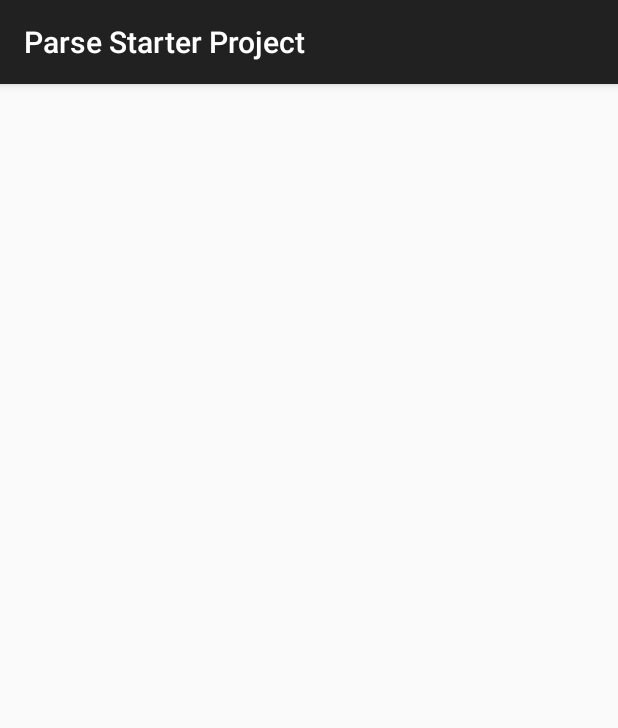
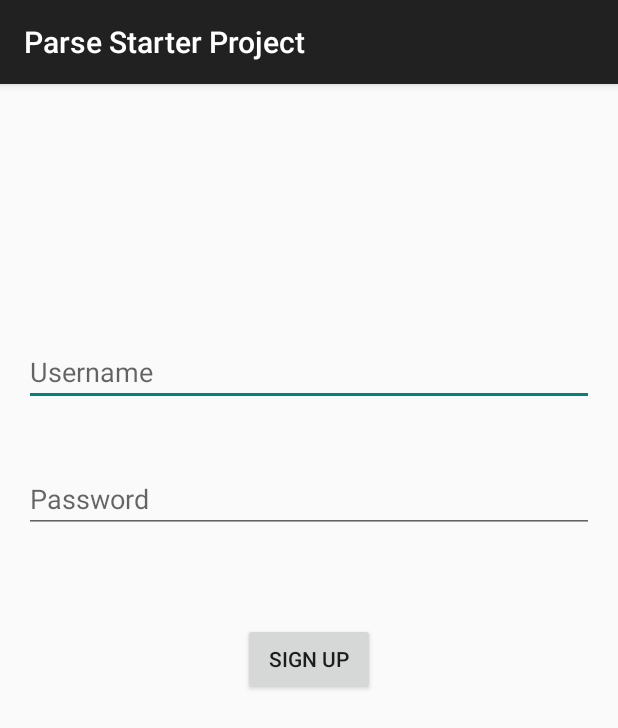
Before and after one commit to miloszg/InstagramFeed_ParseServer, an Android app: the screen it shows after launch (MainActivity), on a phone screen of 412 x 824 dp. Shown: the top 728 px of the screen. Run offline under Robolectric (Android 15) with nearby library versions, the phone set to English and light mode, and no system bars; libraries missing offline, so code that uses them is left out: com.google.android.gms, com.parse; 7 statements that could not run were skipped.

Commit message:
implementing sign up future

```diff
--- a/ParseStarterProject/build.gradle
+++ b/ParseStarterProject/build.gradle
@@ -1,7 +1,7 @@
 apply plugin: 'com.android.application'
 
 android {
-    compileSdkVersion 23
+    compileSdkVersion 26
 
     defaultConfig {
         applicationId "com.parse.starter"
@@ -27,4 +27,5 @@ dependencies {
     api 'com.parse:parse-android:1.13.0'
     api 'com.google.android.gms:play-services:9.4.0'
     api 'com.android.support:multidex:1.0.0'
+    implementation 'com.android.support.constraint:constraint-layout:1.1.3'
 }
--- a/ParseStarterProject/src/main/res/layout/activity_main.xml
+++ b/ParseStarterProject/src/main/res/layout/activity_main.xml
@@ -17,4 +17,48 @@
     android:paddingBottom="@dimen/activity_vertical_margin"
     tools:context=".MainActivity">
 
+    <EditText
+        android:id="@+id/usernameEditText"
+        android:layout_width="395dp"
+        android:layout_height="wrap_content"
+        android:layout_alignParentTop="true"
+        android:layout_marginTop="153dp"
+        android:ems="10"
+        android:hint="Username"
+        android:inputType="textPersonName" />
+
+    <EditText
+        android:id="@+id/passwordEditText"
+        android:layout_width="match_parent"
+        android:layout_height="wrap_content"
+        android:layout_alignParentTop="true"
+        android:layout_centerHorizontal="true"
+        android:layout_marginTop="238dp"
+        android:ems="10"
+        android:hint="Password"
+        android:inputType="textPersonName|textPassword" />
+
+    <Button
+        android:id="@+id/signUpButton"
+        android:layout_width="wrap_content"
+        android:layout_height="wrap_content"
+        android:layout_below="@+id/passwordEditText"
+        android:layout_centerHorizontal="true"
+        android:layout_marginTop="60dp"
+        android:onClick="signUpClicked"
+        android:text="SIGN UP" />
+
+    <!--<ImageView-->
+        <!--android:id="@+id/imageView3"-->
+        <!--android:layout_width="75dp"-->
+        <!--android:layout_height="75dp"-->
+        <!--android:layout_alignParentTop="true"-->
+        <!--android:layout_alignParentEnd="true"-->
+        <!--android:layout_alignParentRight="true"-->
+        <!--android:layout_marginTop="22dp"-->
+        <!--android:layout_marginEnd="140dp"-->
+        <!--android:layout_marginRight="140dp"-->
+        <!--android:src="@drawable/instagram"-->
+        <!--app:srcCompat="@drawable/instagram"-->
+        <!--tools:src="@drawable/instagram" />-->
 </RelativeLayout>
--- a/build.gradle
+++ b/build.gradle
@@ -17,9 +17,9 @@ allprojects {
 }
 
 ext {
-    compileSdkVersion = 22
-    buildToolsVersion = "23.0.1"
+    compileSdkVersion = 26
+    buildToolsVersion = "26.0.0"
 
     minSdkVersion = 9
-    targetSdkVersion = 23
+    targetSdkVersion = 26
 }
```
Also changed, not shown: ParseStarterProject/src/main/java/com/parse/starter/MainActivity.java (+29 -42 lines), 139 other files.
